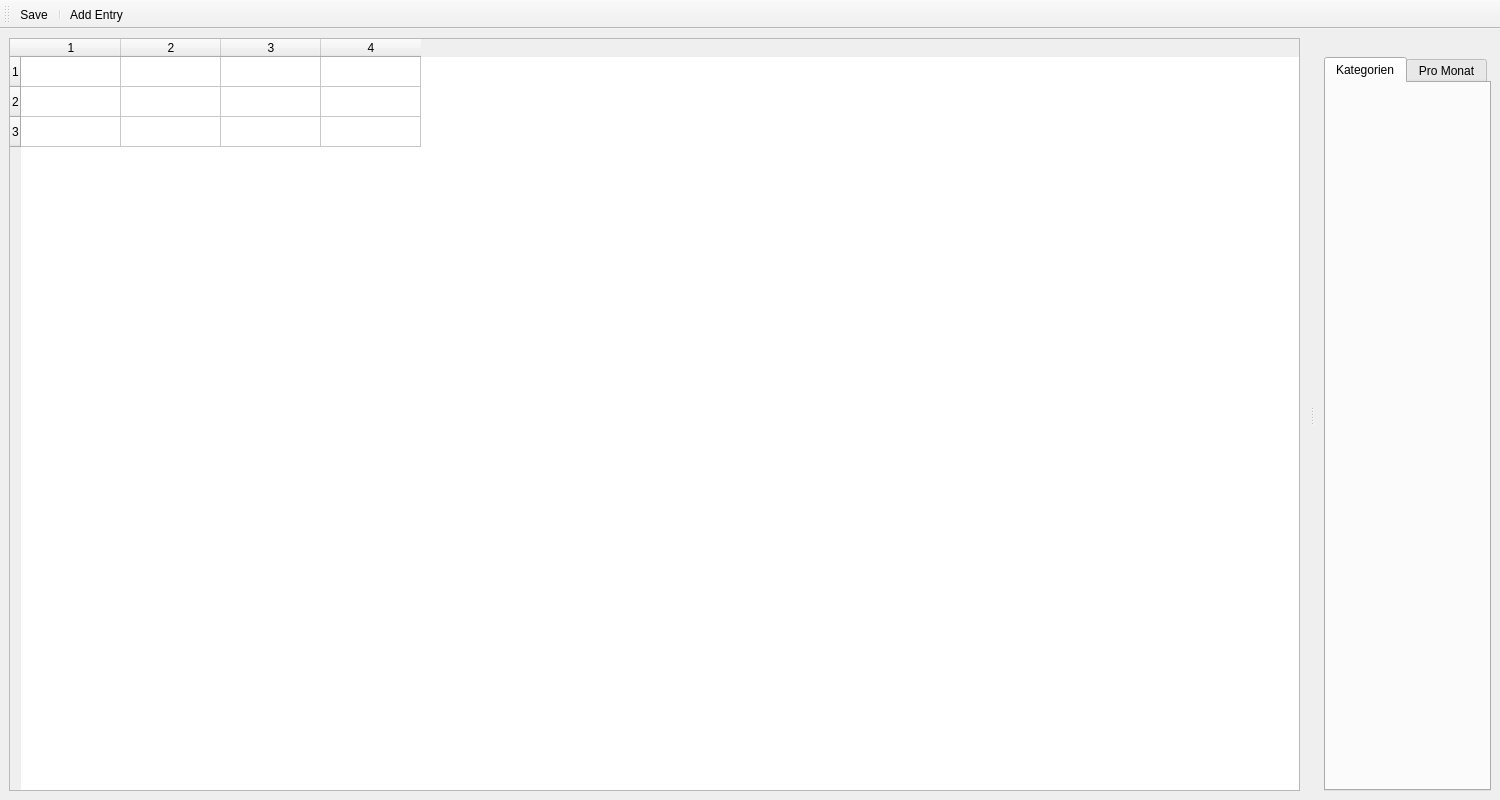
Qt form main_window.ui (Nudin/microaccounting) before a commit.
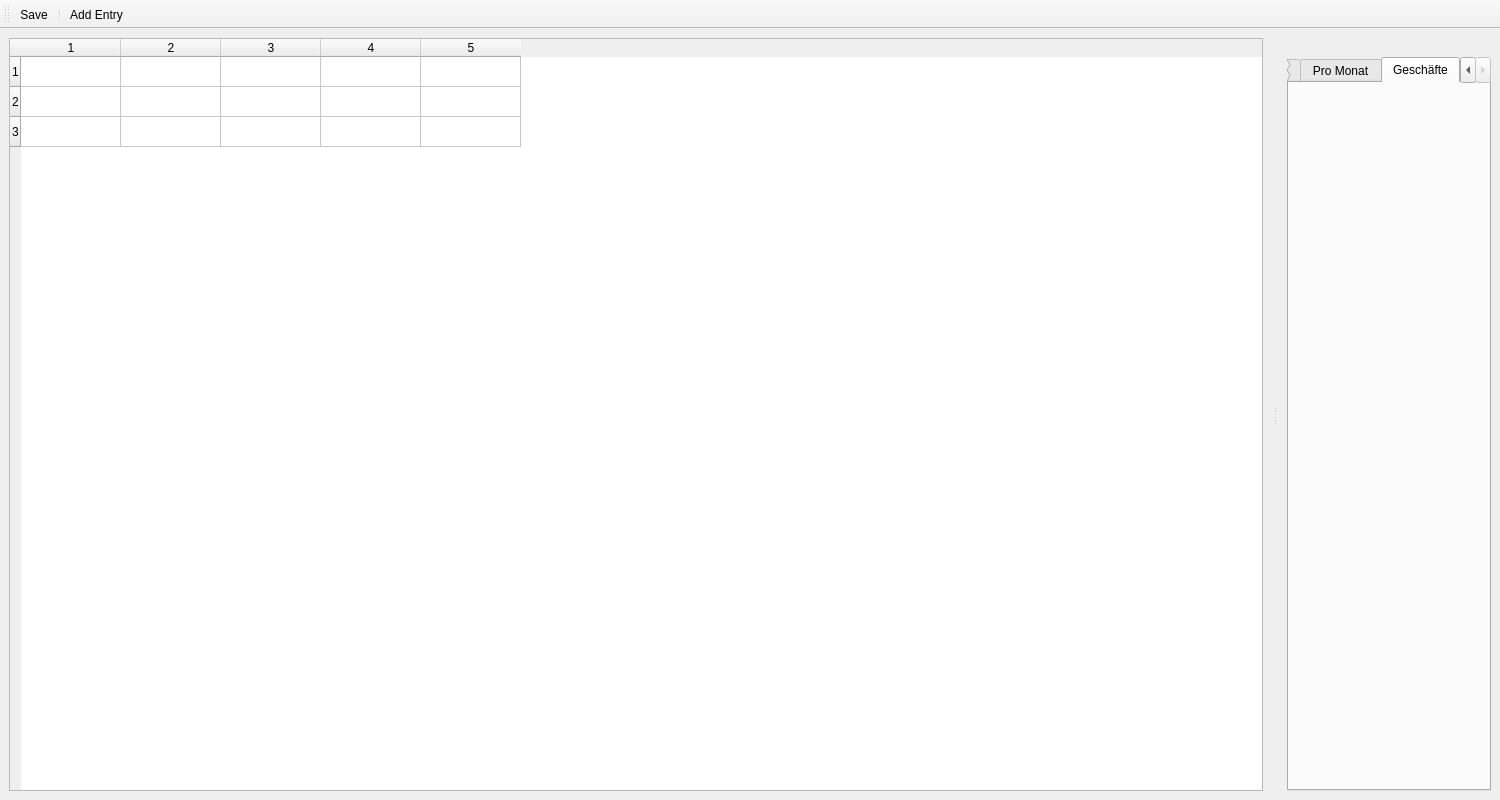
The same form after that commit. The open tabs and pages were chosen to show the change. Icons and pictures are not drawn.

Commit message: Add a field for the shop

```diff
--- a/main_window.ui
+++ b/main_window.ui
@@ -21,7 +21,7 @@
        <number>3</number>
       </property>
       <property name="columnCount">
-       <number>4</number>
+       <number>5</number>
       </property>
       <row/>
       <row/>
@@ -30,6 +30,7 @@
       <column/>
       <column/>
       <column/>
+      <column/>
      </widget>
     </item>
    </layout>
@@ -77,6 +78,12 @@
         </attribute>
         <layout class="QHBoxLayout" name="monthly_chart_layout"/>
        </widget>
+       <widget class="QWidget" name="tab_3">
+        <attribute name="title">
+         <string>Geschäfte</string>
+        </attribute>
+        <layout class="QHBoxLayout" name="shop_chart_layout"/>
+       </widget>
       </widget>
      </item>
     </layout>
```
Left out of the diff: 6 changed lines with no effect on the pictures. The commit also changes 2 other files.
